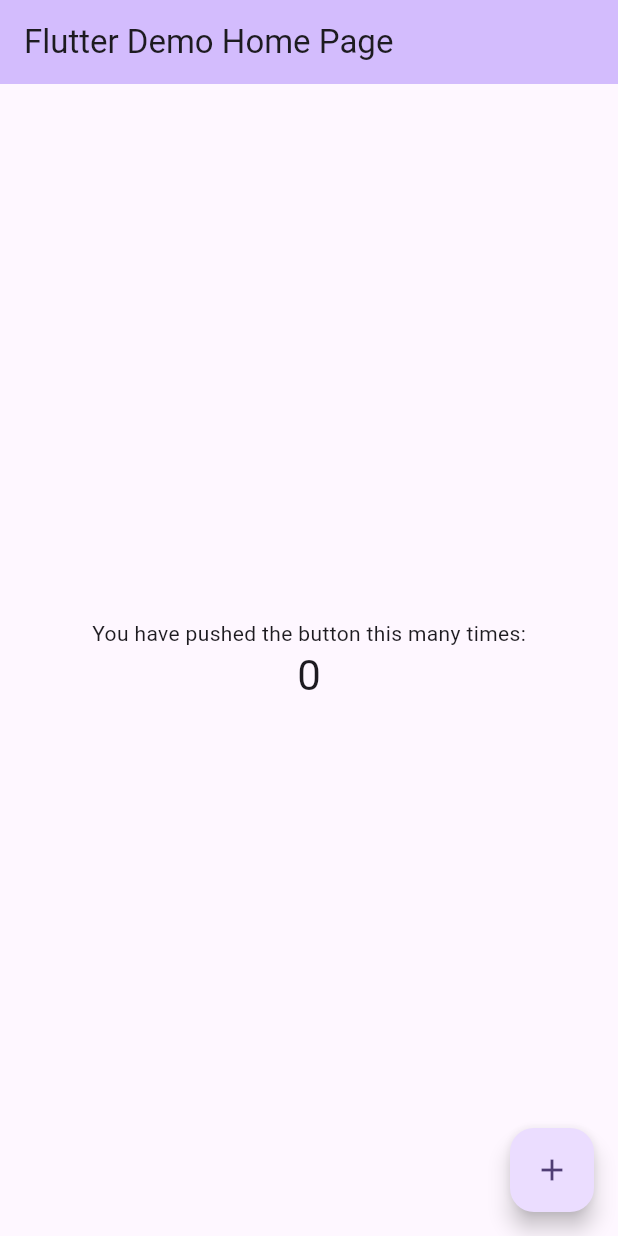
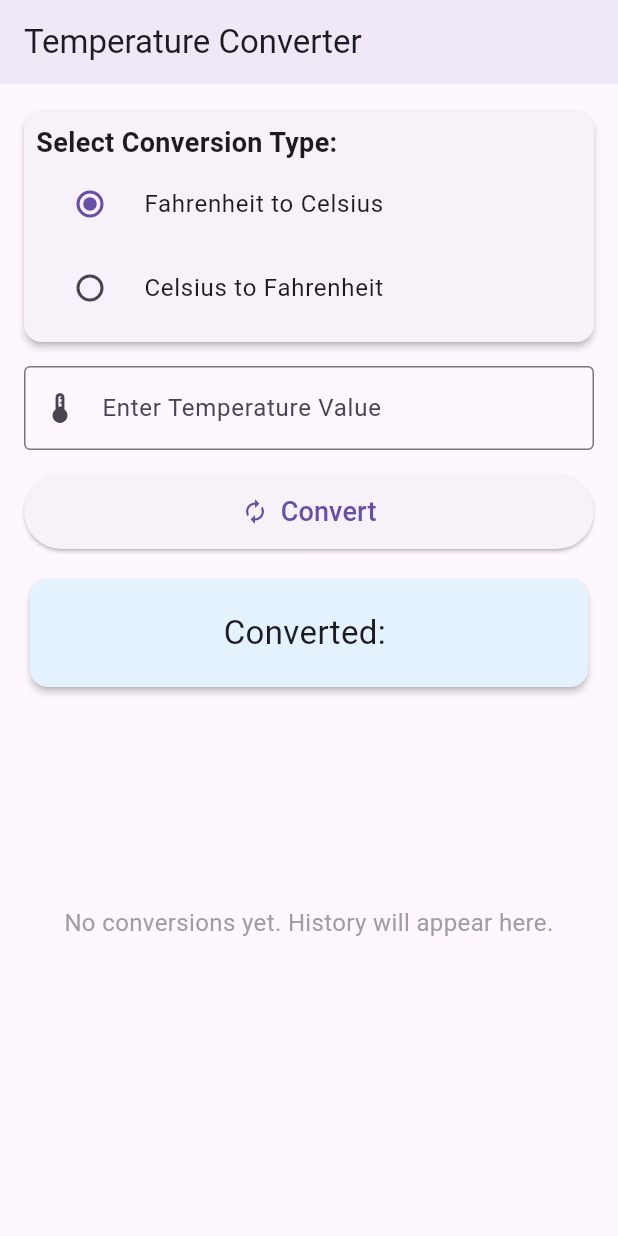
Before and after one commit to irielle12/TemperatureConverterApp-Flutter, a Flutter app: the screen it shows after launch, on a phone screen of 412 x 824 dp. Run offline on Flutter 3.47's test engine with Material 3 defaults, Android fonts, the phone set to English and light mode, and no system bars.

Commit message:
Implemented Temperature Converter UI and logic

```diff
--- a/lib/main.dart
+++ b/lib/main.dart
@@ -1,122 +1,295 @@
 import 'package:flutter/material.dart';
+import 'package:flutter/services.dart'; // Required for SystemChrome
 
 void main() {
-  runApp(const MyApp());
+  // Ensure that Flutter widgets are initialized
+  WidgetsFlutterBinding.ensureInitialized();
+  // Set preferred orientations (optional, but good for consistent behavior)
+  SystemChrome.setPreferredOrientations([
+    DeviceOrientation.portraitUp,
+    DeviceOrientation.landscapeLeft,
+    DeviceOrientation.landscapeRight,
+  ]).then((_) {
+    runApp(const MyApp());
+  });
 }
 
 class MyApp extends StatelessWidget {
   const MyApp({super.key});
 
-  // This widget is the root of your application.
   @override
   Widget build(BuildContext context) {
     return MaterialApp(
-      title: 'Flutter Demo',
+      title: 'Temperature Converter',
       theme: ThemeData(
-        // This is the theme of your application.
-        //
-        // TRY THIS: Try running your application with "flutter run". You'll see
-        // the application has a purple toolbar. Then, without quitting the app,
-        // try changing the seedColor in the colorScheme below to Colors.green
-        // and then invoke "hot reload" (save your changes or press the "hot
-        // reload" button in a Flutter-supported IDE, or press "r" if you used
-        // the command line to start the app).
-        //
-        // Notice that the counter didn't reset back to zero; the application
-        // state is not lost during the reload. To reset the state, use hot
-        // restart instead.
-        //
-        // This works for code too, not just values: Most code changes can be
-        // tested with just a hot reload.
-        colorScheme: ColorScheme.fromSeed(seedColor: Colors.deepPurple),
+        primarySwatch: Colors.blue,
+        visualDensity: VisualDensity.adaptivePlatformDensity,
       ),
-      home: const MyHomePage(title: 'Flutter Demo Home Page'),
+      home: const TemperatureConverterScreen(),
     );
   }
 }
 
-class MyHomePage extends StatefulWidget {
-  const MyHomePage({super.key, required this.title});
-
-  // This widget is the home page of your application. It is stateful, meaning
-  // that it has a State object (defined below) that contains fields that affect
-  // how it looks.
-
-  // This class is the configuration for the state. It holds the values (in this
-  // case the title) provided by the parent (in this case the App widget) and
-  // used by the build method of the State. Fields in a Widget subclass are
-  // always marked "final".
-
-  final String title;
+class TemperatureConverterScreen extends StatefulWidget {
+  const TemperatureConverterScreen({super.key});
 
   @override
-  State<MyHomePage> createState() => _MyHomePageState();
+  State<TemperatureConverterScreen> createState() => _TemperatureConverterScreenState();
 }
 
-class _MyHomePageState extends State<MyHomePage> {
-  int _counter = 0;
+enum ConversionType { fahrenheitToCelsius, celsiusToFahrenheit }
 
-  void _incrementCounter() {
+class _TemperatureConverterScreenState extends State<TemperatureConverterScreen> {
+  ConversionType _selectedConversion = ConversionType.fahrenheitToCelsius;
+  final TextEditingController _temperatureController = TextEditingController();
+  String _convertedTemperature = '';
+  final List<String> _history = [];
+
+  @override
+  void dispose() {
+    _temperatureController.dispose();
+    super.dispose();
+  }
+
+  void _convertTemperature() {
+    double? inputValue = double.tryParse(_temperatureController.text);
+    if (inputValue == null) {
+      setState(() {
+        _convertedTemperature = 'Invalid input';
+      });
+      return;
+    }
+
+    double result;
+    String historyEntry;
+
+    if (_selectedConversion == ConversionType.fahrenheitToCelsius) {
+      result = (inputValue - 32) * 5 / 9;
+      historyEntry = 'F to C: ${inputValue.toStringAsFixed(1)} => ${result.toStringAsFixed(2)}';
+    } else {
+      result = inputValue * 9 / 5 + 32;
+      historyEntry = 'C to F: ${inputValue.toStringAsFixed(1)} => ${result.toStringAsFixed(2)}';
+    }
+
     setState(() {
-      // This call to setState tells the Flutter framework that something has
-      // changed in this State, which causes it to rerun the build method below
-      // so that the display can reflect the updated values. If we changed
-      // _counter without calling setState(), then the build method would not be
-      // called again, and so nothing would appear to happen.
-      _counter++;
+      _convertedTemperature = result.toStringAsFixed(2);
+      // Add to the beginning of the list, so most recent is at the top
+      _history.insert(0, historyEntry);
     });
   }
 
   @override
   Widget build(BuildContext context) {
-    // This method is rerun every time setState is called, for instance as done
-    // by the _incrementCounter method above.
-    //
-    // The Flutter framework has been optimized to make rerunning build methods
-    // fast, so that you can just rebuild anything that needs updating rather
-    // than having to individually change instances of widgets.
+    final orientation = MediaQuery.of(context).orientation;
+
     return Scaffold(
       appBar: AppBar(
-        // TRY THIS: Try changing the color here to a specific color (to
-        // Colors.amber, perhaps?) and trigger a hot reload to see the AppBar
-        // change color while the other colors stay the same.
-        backgroundColor: Theme.of(context).colorScheme.inversePrimary,
-        // Here we take the value from the MyHomePage object that was created by
-        // the App.build method, and use it to set our appbar title.
-        title: Text(widget.title),
+        title: const Text('Temperature Converter'),
+        elevation: 4, // Adds a subtle shadow
       ),
-      body: Center(
-        // Center is a layout widget. It takes a single child and positions it
-        // in the middle of the parent.
+      body: orientation == Orientation.portrait
+          ? _buildPortraitLayout()
+          : _buildLandscapeLayout(),
+    );
+  }
+
+  // --- Widget Building Methods ---
+
+  Widget _buildConversionSelection() {
+    return Card(
+      margin: const EdgeInsets.symmetric(horizontal: 16, vertical: 8),
+      elevation: 2,
+      child: Padding(
+        padding: const EdgeInsets.all(8.0),
         child: Column(
-          // Column is also a layout widget. It takes a list of children and
-          // arranges them vertically. By default, it sizes itself to fit its
-          // children horizontally, and tries to be as tall as its parent.
-          //
-          // Column has various properties to control how it sizes itself and
-          // how it positions its children. Here we use mainAxisAlignment to
-          // center the children vertically; the main axis here is the vertical
-          // axis because Columns are vertical (the cross axis would be
-          // horizontal).
-          //
-          // TRY THIS: Invoke "debug painting" (choose the "Toggle Debug Paint"
-          // action in the IDE, or press "p" in the console), to see the
-          // wireframe for each widget.
-          mainAxisAlignment: MainAxisAlignment.center,
-          children: <Widget>[
-            const Text('You have pushed the button this many times:'),
-            Text(
-              '$_counter',
-              style: Theme.of(context).textTheme.headlineMedium,
+          crossAxisAlignment: CrossAxisAlignment.start,
+          children: [
+            const Text(
+              'Select Conversion Type:',
+              style: TextStyle(fontSize: 18, fontWeight: FontWeight.bold),
+            ),
+            RadioListTile<ConversionType>(
+              title: const Text('Fahrenheit to Celsius'),
+              value: ConversionType.fahrenheitToCelsius,
+              groupValue: _selectedConversion,
+              onChanged: (ConversionType? value) {
+                setState(() {
+                  _selectedConversion = value!;
+                });
+              },
+            ),
+            RadioListTile<ConversionType>(
+              title: const Text('Celsius to Fahrenheit'),
+              value: ConversionType.celsiusToFahrenheit,
+              groupValue: _selectedConversion,
+              onChanged: (ConversionType? value) {
+                setState(() {
+                  _selectedConversion = value!;
+                });
+              },
             ),
           ],
         ),
       ),
-      floatingActionButton: FloatingActionButton(
-        onPressed: _incrementCounter,
-        tooltip: 'Increment',
-        child: const Icon(Icons.add),
-      ), // This trailing comma makes auto-formatting nicer for build methods.
+    );
+  }
+
+  Widget _buildTemperatureInput() {
+    return Padding(
+      padding: const EdgeInsets.symmetric(horizontal: 16.0, vertical: 8.0),
+      child: TextField(
+        controller: _temperatureController,
+        keyboardType: TextInputType.number,
+        decoration: const InputDecoration(
+          labelText: 'Enter Temperature Value',
+          hintText: 'e.g., 68.0',
+          border: OutlineInputBorder(),
+          prefixIcon: Icon(Icons.thermostat_outlined),
+        ),
+      ),
+    );
+  }
+
+  Widget _buildConvertButton() {
+    return Padding(
+      padding: const EdgeInsets.symmetric(horizontal: 16.0, vertical: 8.0),
+      child: SizedBox( // Use SizedBox to give the button a fixed width
+        width: double.infinity, // Make button fill available width
+        child: ElevatedButton.icon(
+          onPressed: _convertTemperature,
+          icon: const Icon(Icons.autorenew),
+          label: const Text(
+            'Convert',
+            style: TextStyle(fontSize: 18),
+          ),
+          style: ElevatedButton.styleFrom(
+            padding: const EdgeInsets.symmetric(vertical: 12),
+          ),
+        ),
+      ),
+    );
+  }
+
+  Widget _buildConvertedResult() {
+    return Padding(
+      padding: const EdgeInsets.symmetric(horizontal: 16.0, vertical: 8.0),
+      child: Card(
+        elevation: 2,
+        color: Colors.blue.shade50, // A light blue background
+        child: Padding(
+          padding: const EdgeInsets.all(16.0),
+          child: Row(
+            mainAxisAlignment: MainAxisAlignment.center,
+            children: [
+              const Text(
+                'Converted: ',
+                style: TextStyle(fontSize: 22, fontWeight: FontWeight.normal),
+              ),
+              Text(
+                _convertedTemperature,
+                style: TextStyle(
+                  fontSize: 28,
+                  fontWeight: FontWeight.bold,
+                  color: Theme.of(context).primaryColor,
+                ),
+              ),
+            ],
+          ),
+        ),
+      ),
+    );
+  }
+
+  Widget _buildHistoryList() {
+    if (_history.isEmpty) {
+      return const Center(
+        child: Padding(
+          padding: EdgeInsets.all(16.0),
+          child: Text(
+            'No conversions yet. History will appear here.',
+            style: TextStyle(fontSize: 16, color: Colors.grey),
+            textAlign: TextAlign.center,
+          ),
+        ),
+      );
+    }
+    return ListView.builder(
+      itemCount: _history.length,
+      itemBuilder: (context, index) {
+        return Card(
+          margin: const EdgeInsets.symmetric(horizontal: 16, vertical: 4),
+          elevation: 1,
+          child: Padding(
+            padding: const EdgeInsets.all(10.0),
+            child: Text(
+              _history[index],
+              style: const TextStyle(fontSize: 16),
+            ),
+          ),
+        );
+      },
+    );
+  }
+
+  Widget _buildPortraitLayout() {
+    return SingleChildScrollView(
+      child: Column(
+        children: [
+          const SizedBox(height: 10),
+          _buildConversionSelection(),
+          _buildTemperatureInput(),
+          _buildConvertButton(),
+          _buildConvertedResult(),
+          const SizedBox(height: 20),
+          // History takes up remaining space, but in a ScrollView, needs a fixed height
+          SizedBox(
+            height: 250, // You can adjust this height as needed
+            child: _buildHistoryList(),
+          ),
+          const SizedBox(height: 10), // Padding at the bottom
+        ],
+      ),
+    );
+  }
+
+  Widget _buildLandscapeLayout() {
+    return Row(
+      children: [
+        Expanded(
+          flex: 1, // Left side for input and controls
+          child: SingleChildScrollView(
+            child: Column(
+              children: [
+                const SizedBox(height: 10),
+                _buildConversionSelection(),
+                _buildTemperatureInput(),
+                _buildConvertButton(),
+                _buildConvertedResult(),
+                const SizedBox(height: 10),
+              ],
+            ),
+          ),
+        ),
+        const VerticalDivider(width: 1, thickness: 1), // Visual separation
+        Expanded(
+          flex: 1, // Right side for history
+          child: Column(
+            crossAxisAlignment: CrossAxisAlignment.start,
+            children: [
+              const Padding(
+                padding: EdgeInsets.all(16.0),
+                child: Text(
+                  'Conversion History:',
+                  style: TextStyle(fontSize: 18, fontWeight: FontWeight.bold),
+                ),
+              ),
+              Expanded(
+                child: _buildHistoryList(),
+              ),
+            ],
+          ),
+        ),
+      ],
     );
   }
 }
```
